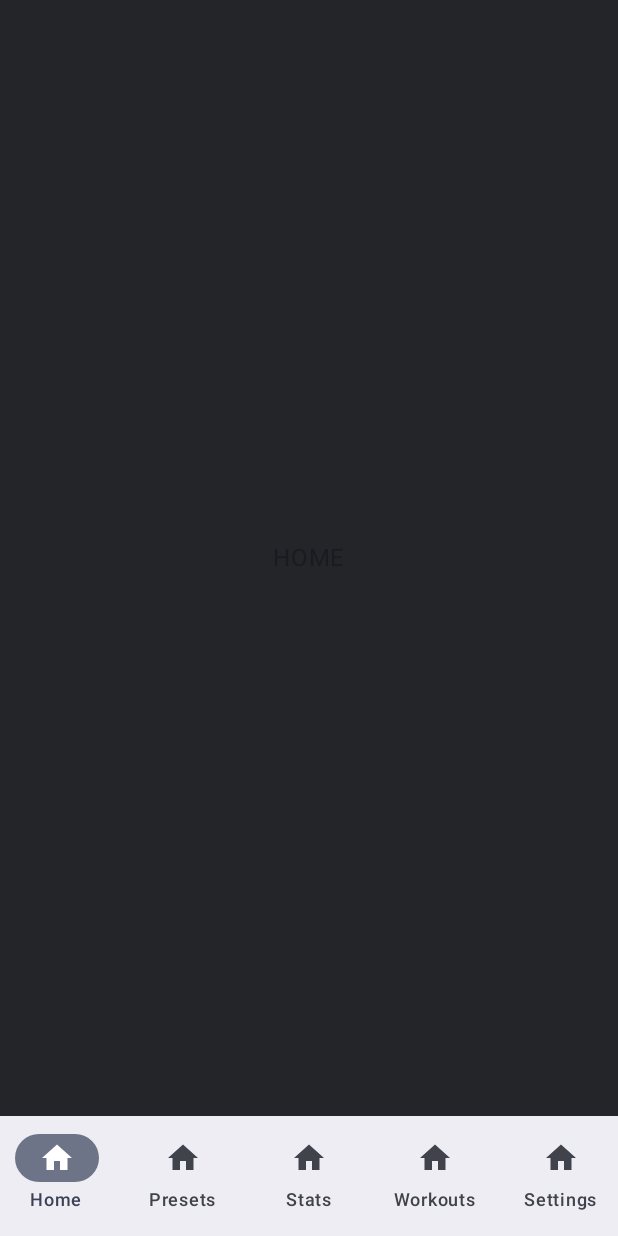
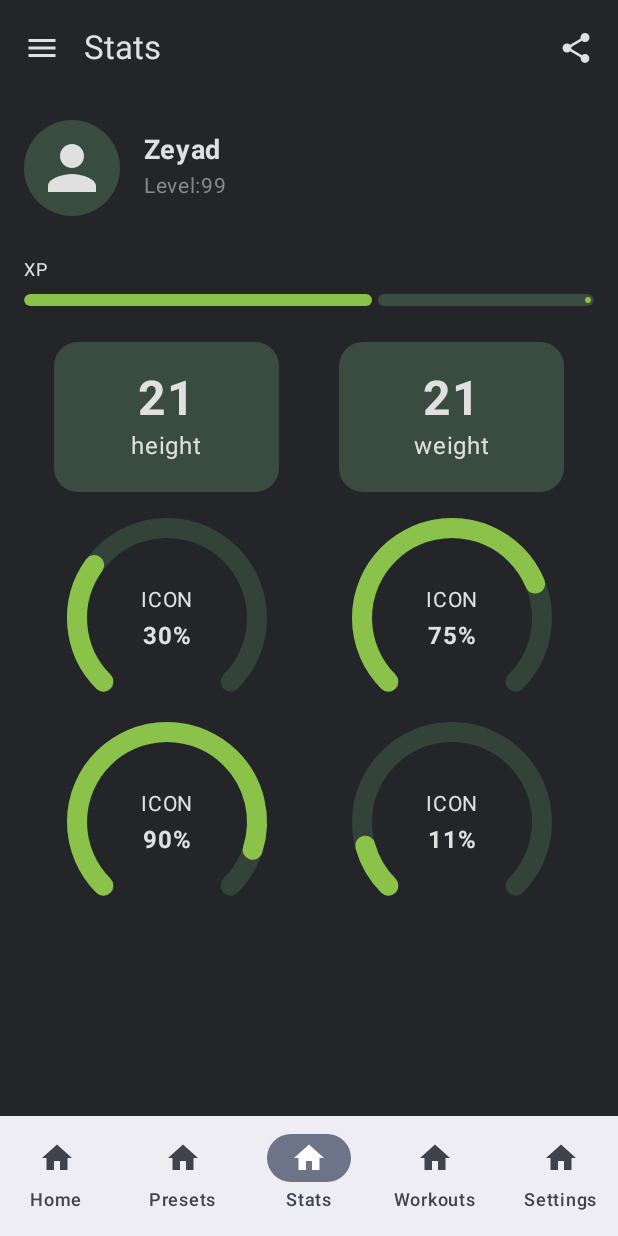
Before and after one commit to DeltaY0/GetFitRPG, an Android app built with Jetpack Compose: the screen it shows after launch (MainActivity), item 3 of the bottom bar chosen, on a phone screen of 412 x 824 dp. Run offline under Robolectric (Android 15) with nearby library versions, the phone set to English and light mode, and no system bars.

Commit message:
feat: Add Stats, Presets, and Workouts screens
Adds three new placeholder screens:
- `StatsScreen`: Displays user statistics like level, XP, height, weight, and other circular progress stats.
- `WorkoutsScreen`: Provides a list of workouts with a search bar and filter chips.
- `PresetsScreen`: Shows a list of workout presets and includes a floating action button (FAB) with expanded menu options.

Integrates these new screens into the main navigation graph.

```diff
--- a/app/src/main/java/com/example/getfitrpg/MainActivity.kt
+++ b/app/src/main/java/com/example/getfitrpg/MainActivity.kt
@@ -8,14 +8,11 @@ import androidx.compose.foundation.layout.fillMaxSize
 import androidx.compose.foundation.layout.padding
 import androidx.compose.material.icons.Icons
 import androidx.compose.material.icons.filled.Home
-import androidx.compose.material.icons.filled.Person
-import androidx.compose.material.icons.filled.Settings
 import androidx.compose.material3.Icon
 import androidx.compose.material3.NavigationBar
 import androidx.compose.material3.NavigationBarItem
 import androidx.compose.material3.Scaffold
 import androidx.compose.material3.Text
-import androidx.compose.runtime.Composable
 import androidx.compose.runtime.getValue
 import androidx.compose.ui.Modifier
 import androidx.navigation.NavDestination.Companion.hierarchy
@@ -26,9 +23,13 @@ import androidx.navigation.compose.currentBackStackEntryAsState
 import androidx.navigation.compose.rememberNavController
 import com.example.getfitrpg.pages.Home
 import com.example.getfitrpg.pages.Login
+import com.example.getfitrpg.pages.PresetsScreen
 import com.example.getfitrpg.pages.Signup
 import com.example.getfitrpg.pages.SplashScreen
+import com.example.getfitrpg.pages.StatsScreen
+import com.example.getfitrpg.pages.WorkoutsScreen
 import com.example.getfitrpg.ui.theme.GetFitRPGTheme
+
 
 sealed class Screen(val route: String, val title: String) {
     object Splash : Screen("splash", "Splash")
@@ -97,6 +98,9 @@ class MainActivity : ComponentActivity() {
                         composable(Screen.Login.route) { Login(navController = navController, modifier = Modifier) }
                         composable(Screen.Signup.route) { Signup(navController = navController, modifier = Modifier) }
                         composable(Screen.Home.route) { Home(modifier = Modifier) }
+                        composable(Screen.Stats.route) { StatsScreen(modifier = Modifier) }
+                        composable(Screen.Presets.route) { PresetsScreen(modifier = Modifier) }
+                        composable(Screen.Workouts.route) { WorkoutsScreen(modifier = Modifier) }
                         // Add composables for Presets, Stats, Workouts, and Settings here
                     }
                 }
--- /dev/null
+++ b/app/src/main/java/com/example/getfitrpg/pages/Stats.kt
@@ -0,0 +1,189 @@
+package com.example.getfitrpg.pages
+
+import androidx.compose.foundation.Canvas
+import androidx.compose.foundation.background
+import androidx.compose.foundation.layout.*
+import androidx.compose.foundation.shape.CircleShape
+import androidx.compose.foundation.shape.RoundedCornerShape
+import androidx.compose.material.icons.Icons
+import androidx.compose.material.icons.filled.Menu
+import androidx.compose.material.icons.filled.Person
+import androidx.compose.material.icons.filled.Share
+import androidx.compose.material3.*
+import androidx.compose.runtime.Composable
+import androidx.compose.ui.Alignment
+import androidx.compose.ui.Modifier
+import androidx.compose.ui.draw.clip
+import androidx.compose.ui.graphics.Color
+import androidx.compose.ui.graphics.StrokeCap
+import androidx.compose.ui.graphics.drawscope.Stroke
+import androidx.compose.ui.text.font.FontWeight
+import androidx.compose.ui.tooling.preview.Preview
+import androidx.compose.ui.unit.dp
+import androidx.compose.ui.unit.sp
+import com.example.getfitrpg.ui.theme.GetFitRPGTheme
+
+// Colors from the design
+private val DarkGreen = Color(0xFF3A4B3F)
+private val LightGreen = Color(0xFF8BC34A)
+private val BackgroundDark = Color(0xFF232528)
+private val AlmostWhite = Color(0xFFE0E0E0)
+private val ProgressTrackGreen = Color(0xFF334339)
+
+@OptIn(ExperimentalMaterial3Api::class)
+@Composable
+fun StatsScreen(modifier: Modifier = Modifier) {
+    Scaffold(
+        topBar = {
+            TopAppBar(
+                title = { Text("Stats", color = AlmostWhite) },
+                navigationIcon = {
+                    IconButton(onClick = { /* TODO */ }) {
+                        Icon(Icons.Default.Menu, contentDescription = "Menu", tint = AlmostWhite)
+                    }
+                },
+                actions = {
+                    IconButton(onClick = { /* TODO */ }) {
+                        Icon(Icons.Default.Share, contentDescription = "Share", tint = AlmostWhite)
+                    }
+                },
+                colors = TopAppBarDefaults.topAppBarColors(containerColor = BackgroundDark)
+            )
+        },
+        containerColor = BackgroundDark
+    ) { paddingValues ->
+        Column(
+            modifier = Modifier
+                .fillMaxSize()
+                .padding(paddingValues)
+                .padding(16.dp),
+            horizontalAlignment = Alignment.CenterHorizontally
+        ) {
+            // User Info
+            Row(
+                verticalAlignment = Alignment.CenterVertically,
+                modifier = Modifier.fillMaxWidth()
+            ) {
+                Box(
+                    modifier = Modifier
+                        .size(64.dp)
+                        .clip(CircleShape)
+                        .background(DarkGreen),
+                    contentAlignment = Alignment.Center
+                ) {
+                    Icon(
+                        imageVector = Icons.Default.Person,
+                        contentDescription = "User Avatar",
+                        modifier = Modifier.size(48.dp),
+                        tint = AlmostWhite
+                    )
+                }
+                Spacer(modifier = Modifier.width(16.dp))
+                Column {
+                    Text("Zeyad", color = AlmostWhite, fontWeight = FontWeight.Bold, fontSize = 18.sp)
+                    Text("Level:99", color = Color.Gray, fontSize = 14.sp)
+                }
+            }
+
+            Spacer(modifier = Modifier.height(24.dp))
+
+            // XP Bar
+            Column(modifier = Modifier.fillMaxWidth()) {
+                Text("XP", color = AlmostWhite, fontSize = 12.sp)
+                Spacer(modifier = Modifier.height(4.dp))
+                LinearProgressIndicator(
+                    progress = 0.6f,
+                    modifier = Modifier.fillMaxWidth().height(8.dp).clip(RoundedCornerShape(4.dp)),
+                    color = LightGreen,
+                    trackColor = DarkGreen
+                )
+            }
+
+            Spacer(modifier = Modifier.height(24.dp))
+
+            // Height and Weight
+            Row(
+                modifier = Modifier.fillMaxWidth(),
+                horizontalArrangement = Arrangement.SpaceAround
+            ) {
+                StatCard(value = "21", label = "height")
+                StatCard(value = "21", label = "weight")
+            }
+
+            Spacer(modifier = Modifier.height(24.dp))
+
+            // Circular Stats
+            val circularStatItems = listOf(
+                "ICON" to 0.3f, "ICON" to 0.75f,
+                "ICON" to 0.9f, "ICON" to 0.11f
+            )
+
+            Column {
+                Row(horizontalArrangement = Arrangement.SpaceAround, modifier = Modifier.fillMaxWidth()) {
+                    CircularStat(label = circularStatItems[0].first, progress = circularStatItems[0].second)
+                    CircularStat(label = circularStatItems[1].first, progress = circularStatItems[1].second)
+                }
+                Spacer(modifier = Modifier.height(16.dp))
+                Row(horizontalArrangement = Arrangement.SpaceAround, modifier = Modifier.fillMaxWidth()) {
+                    CircularStat(label = circularStatItems[2].first, progress = circularStatItems[2].second)
+                    CircularStat(label = circularStatItems[3].first, progress = circularStatItems[3].second)
+                }
+            }
+        }
+    }
+}
+
+@Composable
+fun StatCard(value: String, label: String) {
+    Card(
+        modifier = Modifier.size(width = 150.dp, height = 100.dp),
+        shape = RoundedCornerShape(16.dp),
+        colors = CardDefaults.cardColors(containerColor = DarkGreen)
+    ) {
+        Column(
+            modifier = Modifier.fillMaxSize(),
+            verticalArrangement = Arrangement.Center,
+            horizontalAlignment = Alignment.CenterHorizontally
+        ) {
+            Text(value, fontSize = 32.sp, color = AlmostWhite, fontWeight = FontWeight.Bold)
+            Text(label, fontSize = 16.sp, color = AlmostWhite)
+        }
+    }
+}
+
+@Composable
+fun CircularStat(label: String, progress: Float) {
+    Box(contentAlignment = Alignment.Center, modifier = Modifier.size(120.dp)) {
+        Canvas(modifier = Modifier.fillMaxSize()) {
+            val strokeWidth = 20f
+            // Background arc
+            drawArc(
+                color = ProgressTrackGreen,
+                startAngle = -225f,
+                sweepAngle = 270f,
+                useCenter = false,
+                style = Stroke(width = strokeWidth, cap = StrokeCap.Round)
+            )
+            // Progress arc
+            drawArc(
+                color = LightGreen,
+                startAngle = -225f,
+                sweepAngle = 270f * progress,
+                useCenter = false,
+                style = Stroke(width = strokeWidth, cap = StrokeCap.Round)
+            )
+        }
+        Column(horizontalAlignment = Alignment.CenterHorizontally) {
+            Text(label, color = AlmostWhite, fontSize = 14.sp)
+            Text("${(progress * 100).toInt()}%", color = AlmostWhite, fontWeight = FontWeight.Bold, fontSize = 16.sp)
+        }
+    }
+}
+
+@Preview(showBackground = true, backgroundColor = 0xFF232528)
+@Composable
+fun StatsScreenPreview() {
+    GetFitRPGTheme {
+        StatsScreen()
+    }
+}
```
Also changed, not shown: app/src/main/java/com/example/getfitrpg/pages/Presets.kt (added, +151 -0 lines), app/src/main/java/com/example/getfitrpg/pages/Workout.kt (added, +141 -0 lines).
